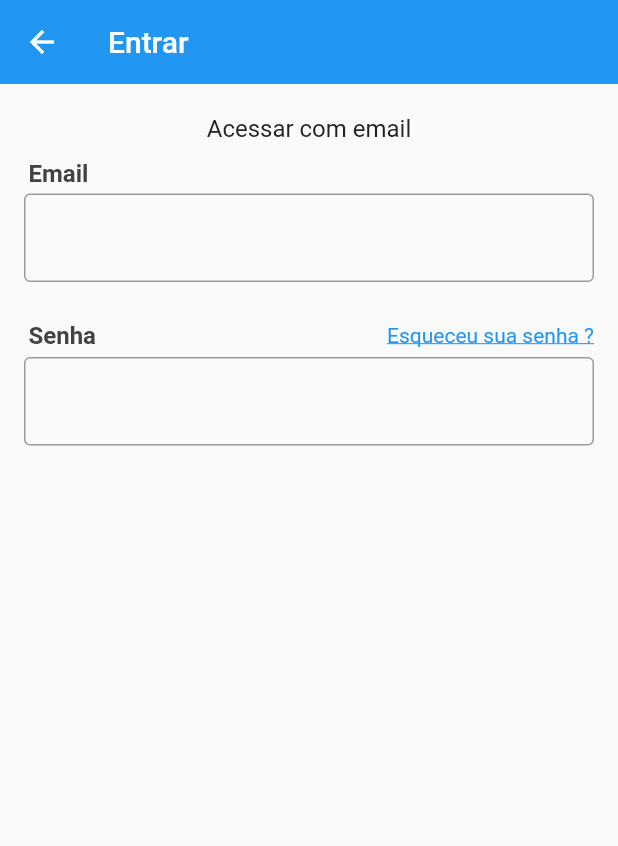
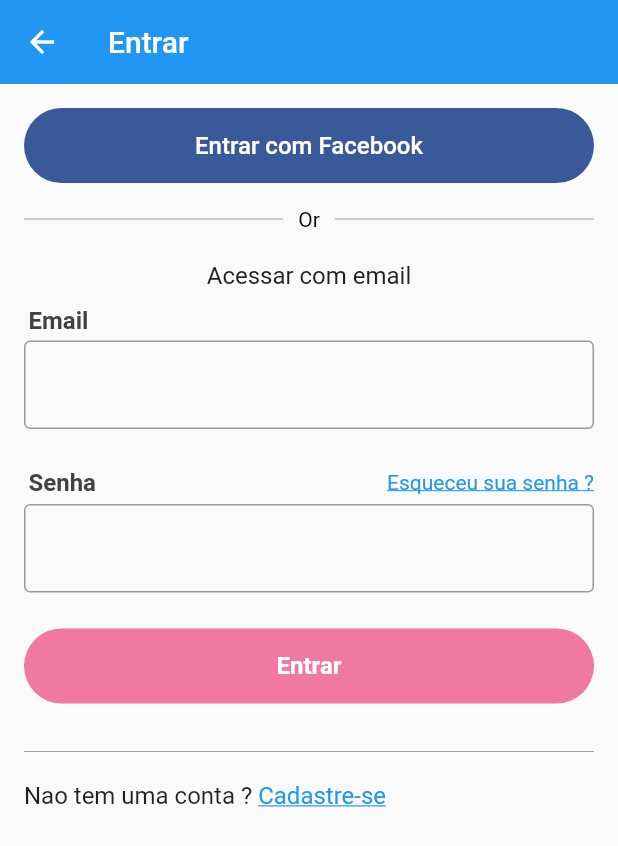
Before and after one commit to souzaleandror/xlo, a Flutter app: the screen it shows after launch, in the side drawer, after a tap on "Accesse sua conta agora", on a phone screen of 412 x 824 dp. Shown: the top 846 px of the screen. Run offline on Flutter 3.47's test engine with Material 2 defaults, Android fonts, the phone set to English and light mode, and no system bars; our stand-ins replace brasil_fields, dio, rxdart.

Commit message:
Update 50%

```diff
--- /dev/null
+++ b/lib/blocs/login/button_state.dart
@@ -0,0 +1,6 @@
+class ButtonState {
+  ButtonState({this.enable, this.loading});
+
+  bool enable;
+  bool loading;
+}
--- /dev/null
+++ b/lib/blocs/login/login_bloc_state.dart
@@ -0,0 +1,8 @@
+enum LoginState { IDLE, LOADING, LOADING_FACE, ERROR, DONE }
+
+class LoginBlocState {
+  LoginBlocState({this.state, this.errorMessage});
+
+  LoginState state;
+  String errorMessage;
+}
--- a/lib/common/custom_drawer/widgets/custom_header.dart
+++ b/lib/common/custom_drawer/widgets/custom_header.dart
@@ -8,6 +8,7 @@ class CustomHeader extends StatelessWidget {
   Widget build(BuildContext context) {
     return GestureDetector(
       onTap: () {
+        Navigator.of(context).pop();
         Navigator.of(context)
             .push(MaterialPageRoute(builder: (context) => LoginScreen()));
       },
--- a/lib/screens/home/widgets/top_bar.dart
+++ b/lib/screens/home/widgets/top_bar.dart
@@ -23,7 +23,8 @@ class TopBar extends StatelessWidget {
                 color: Colors.white,
                 border: Border(left: BorderSide(color: Colors.blue))),
             onPressed: () {
-              Navigator.of(context).push(MaterialPageRoute(builder: (context) => FilterScreen()));
+              Navigator.of(context).push(
+                  MaterialPageRoute(builder: (context) => FilterScreen()));
             },
           ),
         ],
--- a/lib/screens/login/login_screen.dart
+++ b/lib/screens/login/login_screen.dart
@@ -2,6 +2,9 @@ import 'package:flutter/cupertino.dart';
 import 'package:flutter/material.dart';
 import 'package:xlo/blocs/login/field_state.dart';
 import 'package:xlo/blocs/login/login_bloc.dart';
+import 'package:xlo/screens/login/widgets/facebook_button.dart';
+import 'package:xlo/screens/login/widgets/login_button.dart';
+import 'package:xlo/screens/login/widgets/or_divider.dart';
 
 class LoginScreen extends StatefulWidget {
   @override
@@ -24,6 +27,8 @@ class _LoginScreenState extends State<LoginScreen> {
           child: Column(
             crossAxisAlignment: CrossAxisAlignment.stretch,
             children: <Widget>[
+              FacebookButton(_loginBloc),
+              OrDivider(),
               Padding(
                 padding: const EdgeInsets.only(top: 20, bottom: 11),
                 child: Text(
@@ -98,6 +103,31 @@ class _LoginScreenState extends State<LoginScreen> {
                   );
                 },
               ),
+              LoginButton(_loginBloc),
+              Divider(
+                color: Colors.grey,
+              ),
+              Padding(
+                padding: const EdgeInsets.symmetric(vertical: 12),
+                child: Row(
+                  children: <Widget>[
+                    const Text(
+                      "Nao tem uma conta ? ",
+                      style: TextStyle(fontSize: 16),
+                    ),
+                    GestureDetector(
+                      onTap: () {},
+                      child: Text(
+                        "Cadastre-se",
+                        style: TextStyle(
+                            decoration: TextDecoration.underline,
+                            color: Colors.blue,
+                            fontSize: 16),
+                      ),
+                    ),
+                  ],
+                ),
+              ),
             ],
           ),
         ),
--- /dev/null
+++ b/lib/screens/login/widgets/facebook_button.dart
@@ -0,0 +1,47 @@
+import 'package:flutter/material.dart';
+import 'package:xlo/blocs/login/login_bloc.dart';
+import 'package:xlo/blocs/login/login_bloc_state.dart';
+
+class FacebookButton extends StatelessWidget {
+  FacebookButton(this.loginBloc);
+
+  final LoginBloc loginBloc;
+
+  @override
+  Widget build(BuildContext context) {
+    return Container(
+      margin: const EdgeInsets.symmetric(vertical: 16),
+      height: 50,
+      child: StreamBuilder<LoginBlocState>(
+        initialData: LoginBlocState(state: LoginState.IDLE),
+        stream: loginBloc.outState,
+        builder: (context, snapshot) {
+          return RaisedButton(
+            color: Color.fromRGBO(58, 89, 152, 1),
+            disabledColor: Color.fromRGBO(58, 89, 152, 0.7),
+            elevation: 0,
+            shape:
+                RoundedRectangleBorder(borderRadius: BorderRadius.circular(25)),
+            onPressed: snapshot.data.state == LoginState.LOADING_FACE
+                ? null
+                : () async {
+                    final bool success = await loginBloc.loginWithFacebook();
+                    if (success) {
+                      Navigator.of(context).pop();
+                      Navigator.of(context).pop();
+                    }
+                  },
+            child: snapshot.data.state == LoginState.LOADING_FACE
+                ? CircularProgressIndicator(
+                    valueColor: AlwaysStoppedAnimation<Color>(Colors.white),
+                  )
+                : Text(
+                    "Entrar com Facebook",
+                    style: TextStyle(fontSize: 16, color: Colors.white),
+                  ),
+          );
+        },
+      ),
+    );
+  }
+}
--- /dev/null
+++ b/lib/screens/login/widgets/login_button.dart
@@ -0,0 +1,49 @@
+import 'package:flutter/material.dart';
+import 'package:xlo/blocs/login/button_state.dart';
+import 'package:xlo/blocs/login/login_bloc.dart';
+
+class LoginButton extends StatelessWidget {
+  final LoginBloc loginBloc;
+
+  LoginButton(this.loginBloc);
+
+  @override
+  Widget build(BuildContext context) {
+    return Container(
+      margin: const EdgeInsets.symmetric(vertical: 24),
+      height: 50,
+      child: StreamBuilder<ButtonState>(
+        stream: loginBloc.outLoginButton,
+        initialData: ButtonState(enable: false, loading: false),
+        builder: (context, snapshot) {
+          return RaisedButton(
+            color: Colors.pink,
+            disabledColor: Colors.pink.withAlpha(150),
+            elevation: 0,
+            shape:
+                RoundedRectangleBorder(borderRadius: BorderRadius.circular(25)),
+            onPressed: snapshot.data.enable
+                ? () async {
+                    final bool success = await loginBloc.loginWithEmail();
+                    if (success) {
+                      Navigator.of(context).pop();
+                    }
+                  }
+                : null,
+            child: snapshot.data.loading
+                ? CircularProgressIndicator(
+                    valueColor: AlwaysStoppedAnimation<Color>(Colors.white),
+                  )
+                : Text(
+                    "Entrar",
+                    style: TextStyle(
+                        color: Colors.white,
+                        fontSize: 16,
+                        fontWeight: FontWeight.w600),
+                  ),
+          );
+        },
+      ),
+    );
+  }
+}
--- /dev/null
+++ b/lib/screens/login/widgets/or_divider.dart
@@ -0,0 +1,28 @@
+import 'package:flutter/material.dart';
+
+class OrDivider extends StatelessWidget {
+  @override
+  Widget build(BuildContext context) {
+    return Row(
+      children: <Widget>[
+        Expanded(
+          child: Divider(
+            color: Colors.grey,
+          ),
+        ),
+        Padding(
+          padding: const EdgeInsets.symmetric(horizontal: 10),
+          child: Text(
+            "Or",
+            style: TextStyle(color: Colors.black),
+          ),
+        ),
+        Expanded(
+          child: Divider(
+            color: Colors.grey,
+          ),
+        ),
+      ],
+    );
+  }
+}
--- a/lib/validators/login_validator.dart
+++ b/lib/validators/login_validator.dart
@@ -12,7 +12,7 @@ class LoginValidator {
     final RegExp regex = RegExp(pattern);
 
     if (email.isEmpty) {
-      sink.add(FieldState(error: "Campo Obrigatorio"));
+      sink.add(FieldState(error: "Email Obrigatorio"));
     } else if (!regex.hasMatch(email)) {
       sink.add(FieldState(error: "Email Invalido"));
     } else {
@@ -23,7 +23,7 @@ class LoginValidator {
       StreamTransformer<String, FieldState>.fromHandlers(
           handleData: (pass, sink) {
     if (pass.isEmpty) {
-      sink.add(FieldState(error: "Campo Obrigatorio"));
+      sink.add(FieldState(error: "Senha Obrigatorio"));
     } else {
       sink.add(FieldState());
     }
```
Also changed, not shown: lib/blocs/login/login_bloc.dart (+47 -4 lines).
